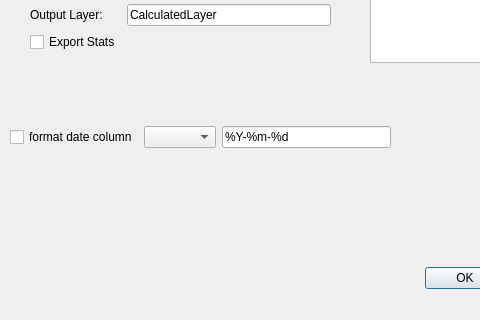
russloewe/TrendMapper, file trend_mapper_dialog_base.ui: the form before one commit; both pictures show x 0 to 480 and y 128 to 448 of the 615 by 448 pixel window.
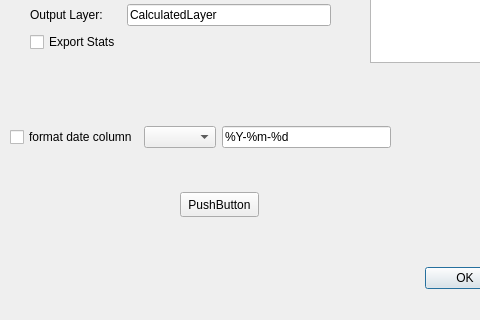
The form after the commit.

Commit message: moved processer to new thread

```diff
--- a/trend_mapper_dialog_base.ui
+++ b/trend_mapper_dialog_base.ui
@@ -160,6 +160,19 @@
     </item>
    </layout>
   </widget>
+  <widget class="QPushButton" name="runButton">
+   <property name="geometry">
+    <rect>
+     <x>180</x>
+     <y>320</y>
+     <width>79</width>
+     <height>25</height>
+    </rect>
+   </property>
+   <property name="text">
+    <string>PushButton</string>
+   </property>
+  </widget>
  </widget>
  <resources/>
  <connections>
```
The commit also changes 2 other files.
